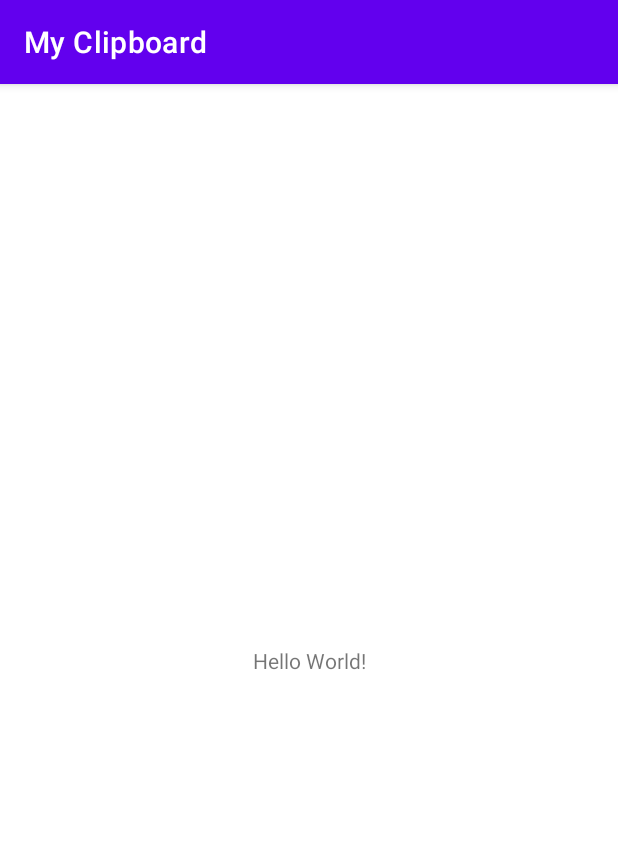
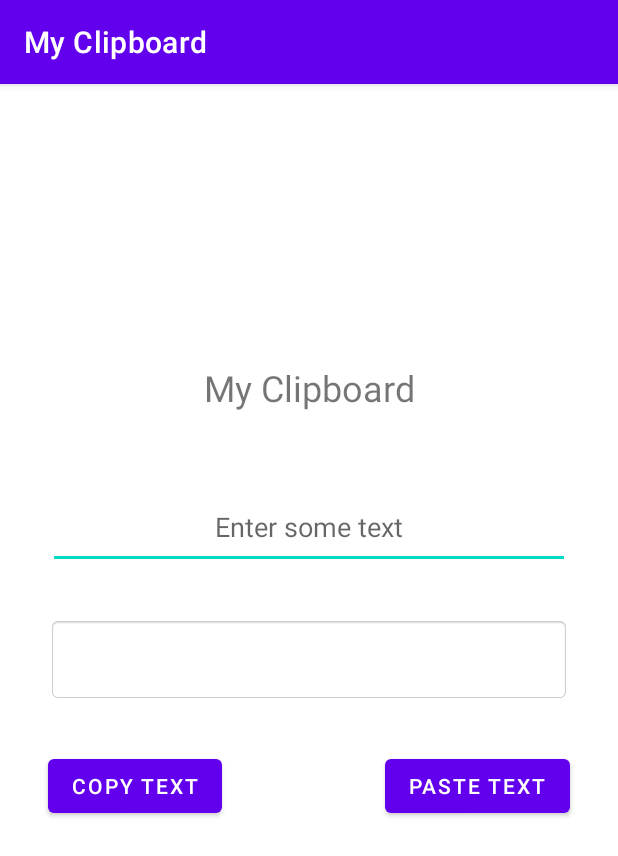
Before and after one commit to mghisham/android-java-training-samples, an Android app: the screen it shows after launch (MainActivity), on a phone screen of 412 x 824 dp. Shown: the top 856 px of the screen. Run offline under Robolectric (Android 15) with nearby library versions, the phone set to English and light mode, and no system bars.

Commit message:
Clipboard app created
* Screenshots added

```diff
--- a/app-07-clipboard/build.gradle
+++ b/app-07-clipboard/build.gradle
@@ -6,7 +6,7 @@ android {
     compileSdk 31
 
     defaultConfig {
-        applicationId "com.example.app_07_clipboard"
+        applicationId "com.example.clipboardapp"
         minSdk 24
         targetSdk 31
         versionCode 1
--- a/app-07-clipboard/src/main/AndroidManifest.xml
+++ b/app-07-clipboard/src/main/AndroidManifest.xml
@@ -1,6 +1,6 @@
 <?xml version="1.0" encoding="utf-8"?>
 <manifest xmlns:android="http://schemas.android.com/apk/res/android"
-    package="com.example.app_07_clipboard">
+    package="com.example.clipboardapp">
 
     <application
         android:allowBackup="true"
@@ -10,7 +10,7 @@
         android:supportsRtl="true"
         android:theme="@style/Theme.MySamples">
         <activity
-            android:name=".MainActivity"
+            android:name="com.example.clipboardapp.MainActivity"
             android:exported="true">
             <intent-filter>
                 <action android:name="android.intent.action.MAIN" />
--- /dev/null
+++ b/app-07-clipboard/src/main/java/com/example/clipboardapp/MainActivity.java
@@ -0,0 +1,51 @@
+package com.example.clipboardapp;
+
+import android.content.ClipboardManager;
+import android.content.Context;
+import android.os.Bundle;
+import android.view.View;
+import android.widget.Button;
+import android.widget.EditText;
+import android.widget.TextView;
+
+import androidx.appcompat.app.AppCompatActivity;
+
+public class MainActivity extends AppCompatActivity {
+
+    private ClipboardManager clipboard;
+    private Button copyButton, pasteButton;
+    private EditText inputEditText;
+    private TextView outputTextView;
+
+    @Override
+    protected void onCreate(Bundle savedInstanceState) {
+        super.onCreate(savedInstanceState);
+        setContentView(R.layout.activity_main);
+        clipboard = (ClipboardManager) getSystemService(Context.CLIPBOARD_SERVICE);
+        copyButton = findViewById(R.id.button_copy);
+        pasteButton = findViewById(R.id.button_paste);
+        inputEditText = findViewById(R.id.input);
+        outputTextView = findViewById(R.id.output);
+        copyButton.setOnClickListener(new View.OnClickListener() {
+            @Override
+            public void onClick(View v) {
+                String typedText = inputEditText.getText().toString();
+                copyToClipboard(typedText);
+            }
+        });
+        pasteButton.setOnClickListener(new View.OnClickListener() {
+            @Override
+            public void onClick(View v) {
+                outputTextView.setText(getClipboardText());
+            }
+        });
+    }
+
+    private void copyToClipboard(String text) {
+        clipboard.setText(text);
+    }
+
+    private String getClipboardText() {
+        return clipboard.getText().toString();
+    }
+}
--- a/app-07-clipboard/src/main/res/layout/activity_main.xml
+++ b/app-07-clipboard/src/main/res/layout/activity_main.xml
@@ -1,18 +1,61 @@
 <?xml version="1.0" encoding="utf-8"?>
-<androidx.constraintlayout.widget.ConstraintLayout xmlns:android="http://schemas.android.com/apk/res/android"
-    xmlns:app="http://schemas.android.com/apk/res-auto"
+<RelativeLayout xmlns:android="http://schemas.android.com/apk/res/android"
     xmlns:tools="http://schemas.android.com/tools"
     android:layout_width="match_parent"
     android:layout_height="match_parent"
+    android:padding="16dp"
     tools:context=".MainActivity">
 
     <TextView
+        android:id="@+id/heading"
+        android:layout_width="match_parent"
+        android:layout_height="wrap_content"
+        android:layout_above="@id/input"
+        android:layout_marginBottom="32dp"
+        android:gravity="center"
+        android:text="@string/app_name"
+        android:textSize="24sp" />
+
+    <EditText
+        android:id="@+id/input"
+        android:layout_width="match_parent"
+        android:layout_height="wrap_content"
+        android:layout_above="@id/output"
+        android:layout_margin="16dp"
+        android:gravity="center"
+        android:hint="Enter some text"
+        android:padding="16dp"
+        android:textSize="18sp" />
+
+    <TextView
+        android:id="@+id/output"
+        android:layout_width="match_parent"
+        android:layout_height="wrap_content"
+        android:layout_centerInParent="true"
+        android:layout_marginStart="16dp"
+        android:layout_marginTop="16dp"
+        android:layout_marginEnd="16dp"
+        android:layout_marginBottom="16dp"
+        android:background="@android:drawable/editbox_background"
+        android:gravity="center"
+        android:padding="16dp"
+        android:textSize="18sp" />
+
+    <Button
+        android:id="@+id/button_copy"
         android:layout_width="wrap_content"
         android:layout_height="wrap_content"
-        android:text="Hello World!"
-        app:layout_constraintBottom_toBottomOf="parent"
-        app:layout_constraintLeft_toLeftOf="parent"
-        app:layout_constraintRight_toRightOf="parent"
-        app:layout_constraintTop_toTopOf="parent" />
+        android:layout_below="@id/output"
+        android:layout_alignParentStart="true"
+        android:layout_margin="16dp"
+        android:text="Copy Text" />
 
-</androidx.constraintlayout.widget.ConstraintLayout>
+    <Button
+        android:id="@+id/button_paste"
+        android:layout_width="wrap_content"
+        android:layout_below="@id/output"
+        android:layout_alignParentEnd="true"
+        android:layout_height="wrap_content"
+        android:layout_margin="16dp"
+        android:text="Paste Text" />
+</RelativeLayout>
```
Also changed, not shown: app-07-clipboard/src/main/java/com/example/app_07_clipboard/MainActivity.java (deleted, +0 -14 lines), 6 other files.
